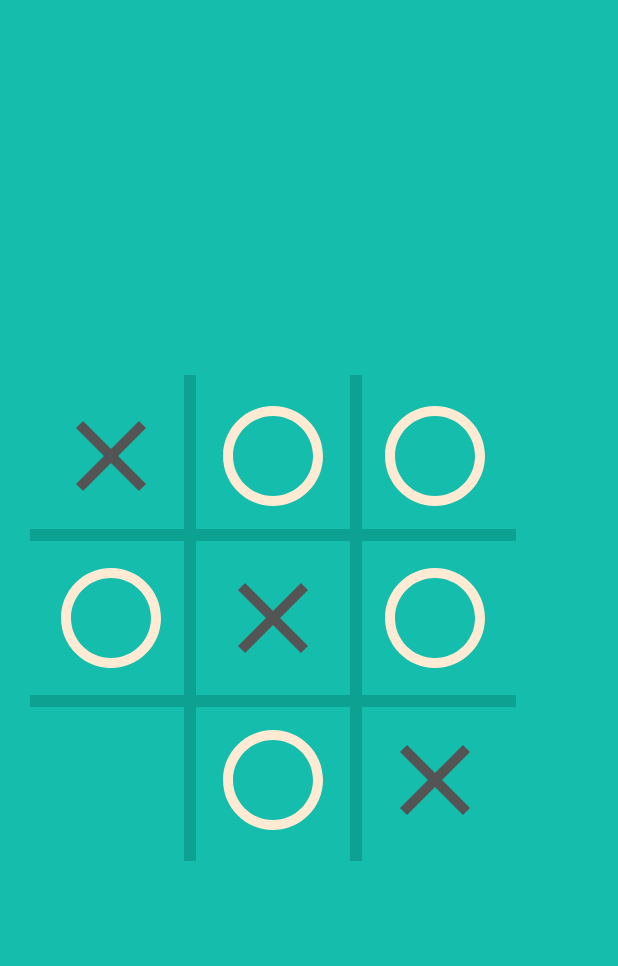
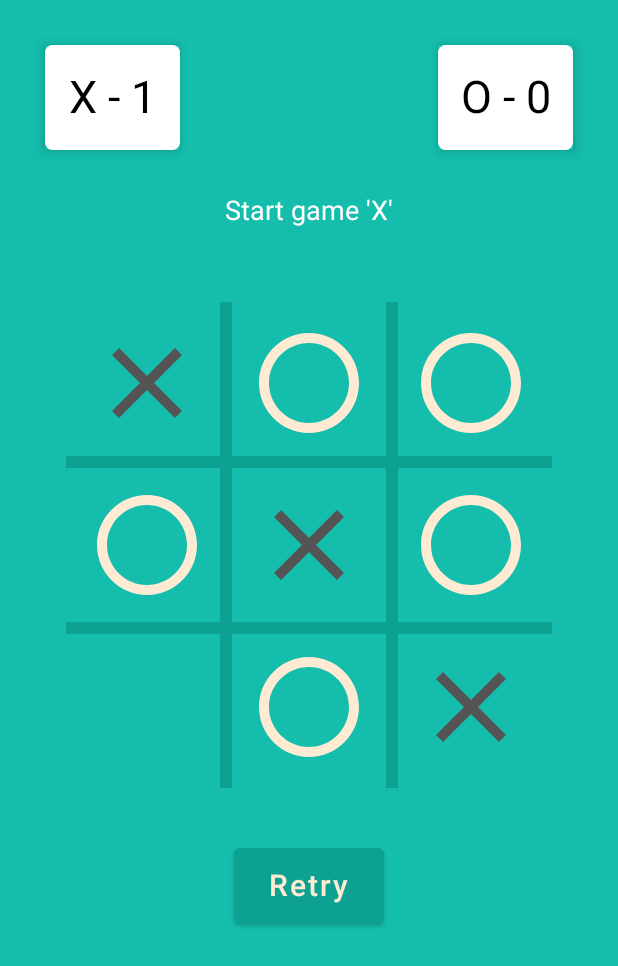
Before and after one commit to Damir9715/TicTacToe, an Android app built with Jetpack Compose: the screen it shows after launch (MainActivity), on a phone screen of 412 x 824 dp. Shown: the top 966 px of the screen. Run offline under Robolectric (Android 15) with nearby library versions, the phone set to English and light mode, and no system bars.

Commit message:
feat: Add score board, retry button

```diff
--- a/app/src/main/java/com/gamesharp/tictactoe/MainActivity.kt
+++ b/app/src/main/java/com/gamesharp/tictactoe/MainActivity.kt
@@ -1,20 +1,23 @@
 package com.gamesharp.tictactoe
 
 import android.os.Bundle
-import android.widget.Toast
 import androidx.activity.ComponentActivity
 import androidx.activity.compose.setContent
+import androidx.activity.viewModels
 import androidx.compose.foundation.Image
 import androidx.compose.foundation.background
 import androidx.compose.foundation.clickable
 import androidx.compose.foundation.layout.*
-import androidx.compose.material.MaterialTheme
-import androidx.compose.material.Surface
+import androidx.compose.foundation.shape.RoundedCornerShape
+import androidx.compose.material.*
 import androidx.compose.runtime.Composable
 import androidx.compose.ui.Alignment
 import androidx.compose.ui.Modifier
+import androidx.compose.ui.draw.clip
+import androidx.compose.ui.graphics.Color
 import androidx.compose.ui.res.painterResource
 import androidx.compose.ui.unit.dp
+import androidx.compose.ui.unit.sp
 import com.gamesharp.tictactoe.ui.theme.TicTacToeTheme
 
 private val LINE_WIDTH = 8.dp
@@ -23,21 +26,33 @@ private val CELL_SIZE = 108.dp
 private val FIGURE_SIZE = 80.dp
 
 class MainActivity : ComponentActivity() {
+
+    val viewModel by viewModels<MainViewModel>()
+
     override fun onCreate(savedInstanceState: Bundle?) {
         super.onCreate(savedInstanceState)
+
         setContent {
             TicTacToeTheme {
-                Surface(color = MaterialTheme.colors.surface) {
-                    Column(
-                        modifier = Modifier
-                            .fillMaxSize()
-                            .padding(20.dp),
-                        verticalArrangement = Arrangement.Center,
-                        horizontalAlignment = Alignment.CenterHorizontally
-                    ) {
+                Surface(color = MaterialTheme.colors.surface, modifier = Modifier.fillMaxSize()) {
+                    Column(horizontalAlignment = Alignment.CenterHorizontally) {
+                        Info("Start game 'X'", 1, 0)
                         Playground(onClick = {
-                            Toast.makeText(this@MainActivity, it.toString(), Toast.LENGTH_SHORT).show()
+                            this@MainActivity.toast(it.toString())
                         })
+                        Button(
+                            colors = ButtonDefaults.buttonColors(MaterialTheme.colors.onSurface),
+                            modifier = Modifier
+                                .padding(top = 40.dp)
+                                .height(50.dp)
+                                .width(100.dp),
+                            onClick = { this@MainActivity.toast("retry") }) {
+                            Text(
+                                text = "Retry",
+                                fontSize = 20.sp,
+                                color = MaterialTheme.colors.onSecondary
+                            )
+                        }
                     }
                 }
             }
@@ -46,8 +61,46 @@ class MainActivity : ComponentActivity() {
 }
 
 @Composable
+fun Info(infoState: String, crossScore: Int, circleScore: Int) {
+    Column(Modifier.fillMaxWidth(), horizontalAlignment = Alignment.CenterHorizontally) {
+        Row(
+            modifier = Modifier
+                .fillMaxWidth()
+                .padding(30.dp),
+            horizontalArrangement = Arrangement.SpaceBetween
+        ) {
+            Surface(elevation = 5.dp) {
+                Box(
+                    modifier = Modifier
+                        .clip(RoundedCornerShape(5.dp))
+                        .height(70.dp)
+                        .width(90.dp)
+                        .background(Color.White),
+                    contentAlignment = Alignment.Center
+                ) {
+                    Text(text = "X - $crossScore", color = Color.Black, fontSize = 30.sp)
+                }
+            }
+            Surface(elevation = 5.dp) {
+                Box(
+                    modifier = Modifier
+                        .clip(RoundedCornerShape(5.dp))
+                        .height(70.dp)
+                        .width(90.dp)
+                        .background(Color.White),
+                    contentAlignment = Alignment.Center
+                ) {
+                    Text(text = "O - $circleScore", color = Color.Black, fontSize = 30.sp)
+                }
+            }
+        }
+        Text(text = infoState, color = Color.White, fontSize = 18.sp)
+    }
+}
+
+@Composable
 fun Playground(onClick: (Int) -> Unit) {
-    Box {
+    Box(Modifier.padding(top = 50.dp), contentAlignment = Alignment.Center) {
         Lines()
         Shapes(onClick)
     }
@@ -55,7 +108,7 @@ fun Playground(onClick: (Int) -> Unit) {
 
 @Composable
 fun Shapes(onClick: (Int) -> Unit) {
-    Column {
+    Column(modifier = Modifier.size(PLAYGROUND_SIZE)) {
         Row(
             Modifier
                 .height(CELL_SIZE)
@@ -68,7 +121,8 @@ fun Shapes(onClick: (Int) -> Unit) {
         Row(
             Modifier
                 .height(CELL_SIZE)
-                .fillMaxWidth()) {
+                .fillMaxWidth()
+        ) {
             Shape(ShapeState.Circle, 4, onClick)
             Shape(ShapeState.Cross, 5, onClick)
             Shape(ShapeState.Circle, 6, onClick)
--- /dev/null
+++ b/app/src/main/java/com/gamesharp/tictactoe/MainViewModel.kt
@@ -0,0 +1,14 @@
+package com.gamesharp.tictactoe
+
+import androidx.lifecycle.ViewModel
+
+class MainViewModel : ViewModel() {
+
+}
+
+
+sealed class GameState {
+    object Start : GameState() //text, empty cells,
+    object Game : GameState()
+    object End : GameState()
+}
--- /dev/null
+++ b/app/src/main/java/com/gamesharp/tictactoe/Util.kt
@@ -0,0 +1,7 @@
+package com.gamesharp.tictactoe
+
+import android.app.Activity
+import android.widget.Toast
+
+fun Activity.toast(text: String, length: Int = Toast.LENGTH_SHORT) =
+    Toast.makeText(this, text, length).show()
```
